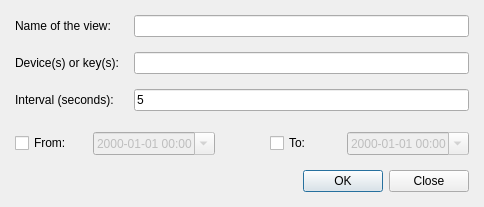
mlz-ictrl/nicos, file lib/nicos/gui/history_new.ui: the form before one commit.
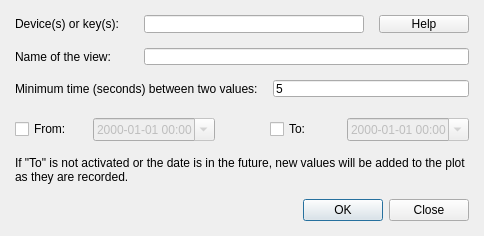
The form after the commit.

Commit message: Rearrange "new history view" dialog and add a help for the "cache keys" input.

```diff
--- a/lib/nicos/gui/history_new.ui
+++ b/lib/nicos/gui/history_new.ui
@@ -7,7 +7,7 @@
     <x>0</x>
     <y>0</y>
     <width>484</width>
-    <height>167</height>
+    <height>217</height>
    </rect>
   </property>
   <property name="windowTitle">
@@ -20,39 +20,52 @@
       <number>6</number>
      </property>
      <item row="0" column="0">
-      <widget class="QLabel" name="label_2">
-       <property name="text">
-        <string>Name of the view:</string>
-       </property>
-      </widget>
-     </item>
-     <item row="0" column="1">
-      <widget class="QLineEdit" name="namebox"/>
-     </item>
-     <item row="1" column="0">
       <widget class="QLabel" name="label">
        <property name="text">
         <string>Device(s) or key(s):</string>
        </property>
       </widget>
      </item>
-     <item row="1" column="1">
-      <widget class="QLineEdit" name="devices"/>
+     <item row="1" column="0">
+      <widget class="QLabel" name="label_2">
+       <property name="text">
+        <string>Name of the view:</string>
+       </property>
+      </widget>
      </item>
-     <item row="2" column="0">
+     <item row="2" column="0" colspan="2">
       <widget class="QLabel" name="label_4">
        <property name="text">
-        <string>Interval (seconds):</string>
+        <string>Minimum time (seconds) between two values:</string>
        </property>
       </widget>
      </item>
-     <item row="2" column="1">
+     <item row="2" column="2" colspan="2">
       <widget class="QLineEdit" name="interval">
        <property name="text">
         <string>5</string>
        </property>
       </widget>
      </item>
+     <item row="1" column="1" colspan="3">
+      <widget class="QLineEdit" name="namebox"/>
+     </item>
+     <item row="0" column="1" colspan="2">
+      <widget class="QLineEdit" name="devices"/>
+     </item>
+     <item row="0" column="3">
+      <widget class="QPushButton" name="helpButton">
+       <property name="sizePolicy">
+        <sizepolicy hsizetype="Preferred" vsizetype="Fixed">
+         <horstretch>0</horstretch>
+         <verstretch>0</verstretch>
+        </sizepolicy>
+       </property>
+       <property name="text">
+        <string>Help</string>
+       </property>
+      </widget>
+     </item>
     </layout>
    </item>
    <item>
@@ -115,6 +128,16 @@
      </item>
     </layout>
    </item>
+   <item>
+    <widget class="QLabel" name="label_3">
+     <property name="text">
+      <string>If &quot;To&quot; is not activated or the date is in the future, new values will be added to the plot as they are recorded.</string>
+     </property>
+     <property name="wordWrap">
+      <bool>true</bool>
+     </property>
+    </widget>
+   </item>
    <item>
     <widget class="QDialogButtonBox" name="buttonBox">
      <property name="standardButtons">
```
Left out of the diff: 15 changed lines with no effect on the pictures. The commit also changes 1 other file.
